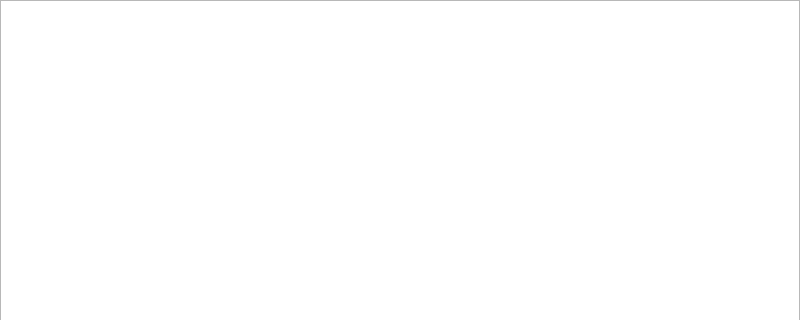
The window that mainwindow.ui (sumi-nook/ScriptEditor) describes before a commit, drawn with Qt 5; both pictures show x 0 to 800 and y 0 to 320 of the 800 by 600 pixel window.
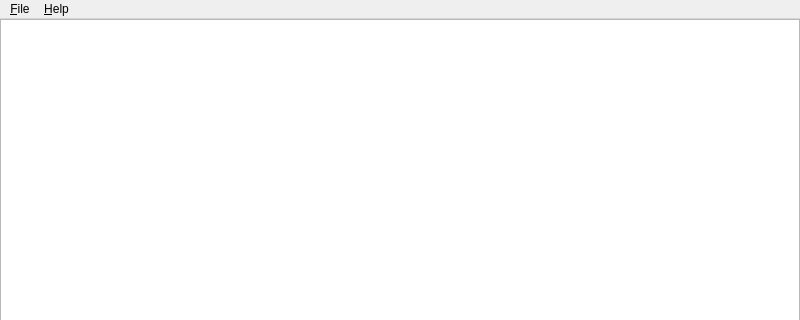
The same window after the commit.

Commit message: メニュー追加

What changed in the file:
```diff
--- a/mainwindow.ui
+++ b/mainwindow.ui
@@ -41,6 +41,24 @@
      <height>25</height>
     </rect>
    </property>
+   <widget class="QMenu" name="menuFile">
+    <property name="title">
+     <string>&amp;File</string>
+    </property>
+    <addaction name="actionNew"/>
+    <addaction name="actionOpen"/>
+    <addaction name="actionSave"/>
+    <addaction name="actionSaveAs"/>
+    <addaction name="actionExit"/>
+   </widget>
+   <widget class="QMenu" name="menuHelp">
+    <property name="title">
+     <string>&amp;Help</string>
+    </property>
+    <addaction name="actionAboutQt"/>
+   </widget>
+   <addaction name="menuFile"/>
+   <addaction name="menuHelp"/>
   </widget>
   <widget class="QStatusBar" name="statusbar"/>
  </widget>
```
Left out of the diff: 61 changed lines with no effect on the pictures. The commit also changes 1 other file.
